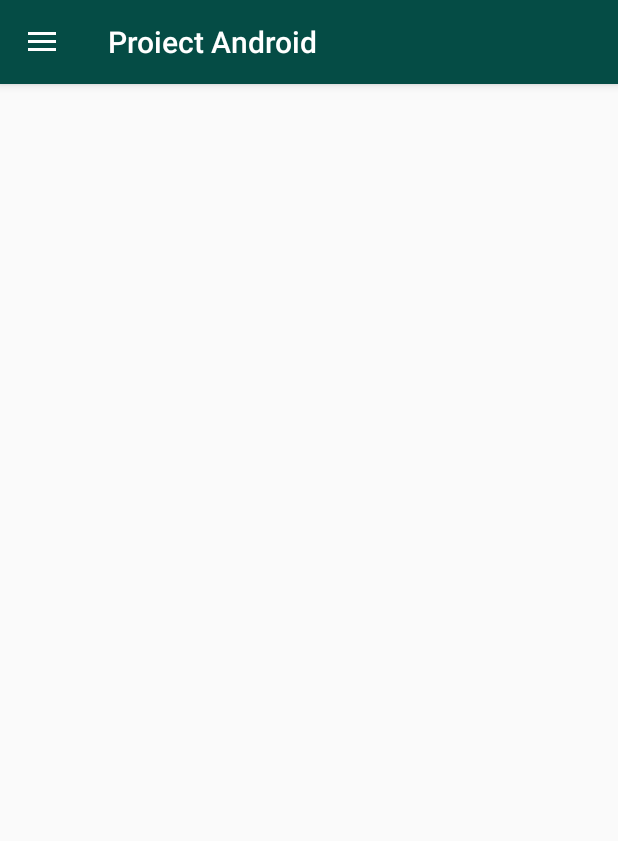
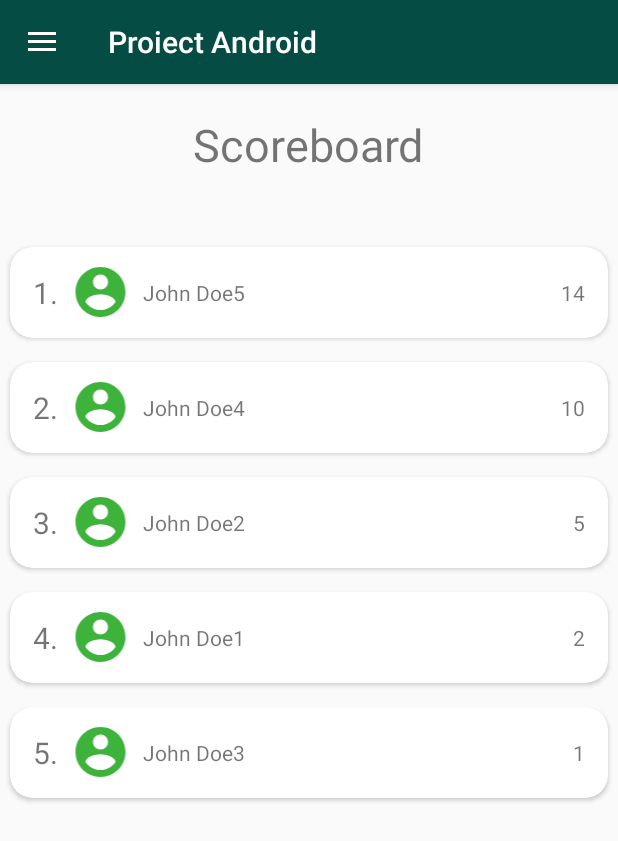
Before and after one commit to tddrrr/android-project-countries, an Android app: the fragment FragmentTop placed in its activity, on a phone screen of 412 x 824 dp. Shown: the top 841 px of the screen. Run offline under Robolectric (Android 15) with nearby library versions, the phone set to English and light mode, and no system bars; our stand-ins replace Room's generated code; 4 statements that could not run were skipped.

Commit message:
update bala

```diff
--- a/app/build.gradle
+++ b/app/build.gradle
@@ -6,7 +6,7 @@ android {
 
     defaultConfig {
         applicationId "com.example.project_countries"
-        minSdkVersion 21
+        minSdkVersion 24
         targetSdkVersion 30
         versionCode 1
         versionName "1.0"
@@ -29,6 +29,7 @@ android {
 dependencies {
     implementation fileTree(dir: "libs", include: ["*.jar"])
     implementation 'androidx.appcompat:appcompat:1.2.0'
+    implementation 'androidx.cardview:cardview:1.life0.0'
     implementation 'androidx.constraintlayout:constraintlayout:2.0.4'
     implementation 'com.google.android.material:material:1.2.1'
     implementation 'androidx.legacy:legacy-support-v4:1.0.0'
--- a/app/src/main/java/com/example/project_countries/CreateAccount.java
+++ b/app/src/main/java/com/example/project_countries/CreateAccount.java
@@ -82,7 +82,7 @@ public class CreateAccount extends AppCompatActivity {
         String lastName = tietLastname.getText().toString();
         String email = tietEmail.getText().toString();
         String password = tietPassword.getText().toString();
-        User user = new User(firstName, lastName, email, password);
+        User user = new User(firstName, lastName, email, password, 0);
         userOperations.insert(insertUserCallback(), user);
     }
 
--- a/app/src/main/java/com/example/project_countries/CountryAdapter.java
+++ b/app/src/main/java/com/example/project_countries/adapters/CountryAdapter.java
@@ -1,4 +1,4 @@
-package com.example.project_countries;
+package com.example.project_countries.adapters;
 
 import android.content.Context;
 import android.graphics.Bitmap;
@@ -13,6 +13,8 @@ import android.widget.TextView;
 import androidx.annotation.NonNull;
 import androidx.annotation.Nullable;
 
+import com.example.project_countries.Country;
+import com.example.project_countries.R;
 import com.example.project_countries.asyncTask.AsyncTaskRunner;
 import com.example.project_countries.asyncTask.Callback;
 
--- /dev/null
+++ b/app/src/main/java/com/example/project_countries/adapters/UserScoreHistoryAdapter.java
@@ -0,0 +1,81 @@
+package com.example.project_countries.adapters;
+
+import android.graphics.Color;
+import android.graphics.ColorFilter;
+import android.graphics.PorterDuff;
+import android.graphics.PorterDuffColorFilter;
+import android.view.LayoutInflater;
+import android.view.View;
+import android.view.ViewGroup;
+import android.widget.ImageView;
+import android.widget.TextView;
+
+import androidx.annotation.NonNull;
+import androidx.core.content.ContextCompat;
+import androidx.recyclerview.widget.RecyclerView;
+
+import com.example.project_countries.R;
+import com.example.project_countries.database.entities.User;
+
+import java.util.List;
+import java.util.Random;
+
+public class UserScoreHistoryAdapter extends RecyclerView.Adapter<RecyclerView.ViewHolder> {
+    List<User> users;
+
+    public UserScoreHistoryAdapter(List<User> users) {
+        this.users = users;
+    }
+
+    public static class UserScoreViewHolder extends RecyclerView.ViewHolder {
+        private TextView placeNr;
+        private ImageView image;
+        private TextView username;
+        private TextView score;
+        public UserScoreViewHolder(@NonNull View itemView) {
+            super(itemView);
+            placeNr = itemView.findViewById(R.id.placeNr);
+            image = itemView.findViewById(R.id.userImage);
+            username = itemView.findViewById(R.id.username);
+            score = itemView.findViewById(R.id.score);
+        }
+    }
+
+    @NonNull
+    @Override
+    public RecyclerView.ViewHolder onCreateViewHolder(@NonNull ViewGroup parent, int viewType) {
+        return new UserScoreViewHolder(LayoutInflater
+                .from(parent.getContext())
+                .inflate(R.layout.user, parent, false));
+    }
+
+    @Override
+    public void onBindViewHolder(@NonNull RecyclerView.ViewHolder holder, int position) {
+        User user = users.get(position);
+        UserScoreViewHolder userScoreViewHolder = (UserScoreViewHolder) holder;
+
+        userScoreViewHolder.placeNr
+                .setText(String.format("%s.", position + 1));
+
+        Random rand = new Random();
+        userScoreViewHolder.image
+                .setColorFilter(new PorterDuffColorFilter(
+                        Color.argb(255,
+                        rand.nextInt(255),
+                        rand.nextInt(255),
+                        rand.nextInt(255)), PorterDuff.Mode.SRC_IN));
+
+        userScoreViewHolder.username
+                .setText(String.format("%s %s",
+                        user.getFirstName(),
+                        user.getLastName()));
+
+        userScoreViewHolder.score
+                .setText(String.valueOf(user.getScore()));
+    }
+
+    @Override
+    public int getItemCount() {
+        return users != null ? users.size() : 0;
+    }
+}
--- a/app/src/main/java/com/example/project_countries/database/entities/User.java
+++ b/app/src/main/java/com/example/project_countries/database/entities/User.java
@@ -14,13 +14,14 @@ public class User implements Serializable {
     private String lastName;
     private String email;
     private String password;
-    public int score = 0;
+    private int score = 0;
 
-    public User(String firstName, String lastName, String email, String password) {
+    public User(String firstName, String lastName, String email, String password, int score) {
         this.firstName = firstName;
         this.lastName = lastName;
         this.email = email;
         this.password = password;
+        this.score = score;
     }
 
     public int getScore() {
--- a/app/src/main/java/com/example/project_countries/fragmente/FragmentInvatare.java
+++ b/app/src/main/java/com/example/project_countries/fragmente/FragmentInvatare.java
@@ -12,7 +12,7 @@ import android.widget.ArrayAdapter;
 import android.widget.ListView;
 
 import com.example.project_countries.Country;
-import com.example.project_countries.CountryAdapter;
+import com.example.project_countries.adapters.CountryAdapter;
 import com.example.project_countries.R;
 
 import java.util.ArrayList;
--- a/app/src/main/java/com/example/project_countries/fragmente/FragmentTop.java
+++ b/app/src/main/java/com/example/project_countries/fragmente/FragmentTop.java
@@ -1,19 +1,27 @@
 package com.example.project_countries.fragmente;
 
+import android.os.Build;
 import android.os.Bundle;
 
+import androidx.annotation.NonNull;
+import androidx.annotation.Nullable;
+import androidx.annotation.RequiresApi;
 import androidx.fragment.app.Fragment;
+import androidx.recyclerview.widget.LinearLayoutManager;
+import androidx.recyclerview.widget.RecyclerView;
 
 import android.view.LayoutInflater;
 import android.view.View;
 import android.view.ViewGroup;
 
 import com.example.project_countries.R;
+import com.example.project_countries.adapters.UserScoreHistoryAdapter;
 import com.example.project_countries.database.entities.User;
 import com.example.project_countries.database.operations.UserOperations;
 
 import java.util.ArrayList;
 import java.util.List;
+import java.util.stream.Collectors;
 
 /**
  * A simple {@link Fragment} subclass.
@@ -21,7 +29,9 @@ import java.util.List;
  */
 public class FragmentTop extends Fragment {
     private List<User> users;
-    UserOperations userOperations;
+    private UserOperations userOperations;
+    private RecyclerView recyclerView;
+
     public FragmentTop() {
         // Required empty public constructor
     }
@@ -33,16 +43,58 @@ public class FragmentTop extends Fragment {
         userOperations = new UserOperations(getContext().getApplicationContext());
         users = new ArrayList<>();
         View view = inflater.inflate(R.layout.fragment_top, container, false);
+        recyclerView = view.findViewById(R.id.userScoreHistoryRecyclerView);
+        recyclerView.setLayoutManager(new LinearLayoutManager(view.getContext()));
         return view;
+    }
+
+    @Override
+    public void onViewCreated(@NonNull View view, @Nullable Bundle savedInstanceState) {
+        super.onViewCreated(view, savedInstanceState);
+        getUsersFromDB();
     }
 
     private void getUsersFromDB() {
         userOperations.getAll(result -> {
             if (result != null) {
                 users.addAll(result);
+                addMockupUsers();
+                users = users
+                        .stream()
+                        .sorted((a, b) ->  b.getScore() - a.getScore())
+                        .collect(Collectors.toList());
+                recyclerView.setAdapter(new UserScoreHistoryAdapter(users));
             }
         });
     }
 
+    private void addMockupUsers() {
+        users.add(new User("John",
+                "Doe1",
+                "johndoe1@gmail.com",
+                "12345",
+                2));
+        users.add(new User("John",
+                "Doe2",
+                "johndoe2@gmail.com",
+                "12345",
+                5));
+        users.add(new User("John",
+                "Doe3",
+                "johndoe3@gmail.com",
+                "12345",
+                1));
+        users.add(new User("John",
+                "Doe4",
+                "johndoe4@gmail.com",
+                "12345",
+                10));
+        users.add(new User("John",
+                "Doe5",
+                "johndoe5@gmail.com",
+                "12345",
+                14));
+    }
+
 
 }
--- /dev/null
+++ b/app/src/main/res/drawable/ic_baseline_account_circle_24.xml
@@ -0,0 +1,5 @@
+<vector android:height="24dp" android:tint="#054C45"
+    android:viewportHeight="24" android:viewportWidth="24"
+    android:width="24dp" xmlns:android="http://schemas.android.com/apk/res/android">
+    <path android:fillColor="@android:color/white" android:pathData="M12,2C6.48,2 2,6.48 2,12s4.48,10 10,10 10,-4.48 10,-10S17.52,2 12,2zM12,5c1.66,0 3,1.34 3,3s-1.34,3 -3,3 -3,-1.34 -3,-3 1.34,-3 3,-3zM12,19.2c-2.5,0 -4.71,-1.28 -6,-3.22 0.03,-1.99 4,-3.08 6,-3.08 1.99,0 5.97,1.09 6,3.08 -1.29,1.94 -3.5,3.22 -6,3.22z"/>
+</vector>
--- a/app/src/main/res/layout/fragment_profil.xml
+++ b/app/src/main/res/layout/fragment_profil.xml
@@ -1,23 +1,22 @@
 <?xml version="1.0" encoding="utf-8"?>
-<androidx.constraintlayout.widget.ConstraintLayout xmlns:android="http://schemas.android.com/apk/res/android"
+<LinearLayout xmlns:android="http://schemas.android.com/apk/res/android"
     xmlns:app="http://schemas.android.com/apk/res-auto"
     xmlns:tools="http://schemas.android.com/tools"
     android:layout_width="match_parent"
     android:layout_height="match_parent"
+    android:orientation="vertical"
     tools:context=".fragmente.FragmentProfil">
 
     <!-- TODO: Update blank fragment layout -->
 
     <ImageView
         android:id="@+id/iv_profilePicture"
-        android:layout_width="wrap_content"
-        android:layout_height="0dp"
+        android:layout_width="100dp"
+        android:layout_height="100dp"
         android:contentDescription="@string/menu_profil"
-        app:layout_constraintEnd_toEndOf="parent"
-        app:layout_constraintHorizontal_bias="0.498"
-        app:layout_constraintStart_toStartOf="parent"
-        app:layout_constraintTop_toTopOf="parent"
-        tools:src="@tools:sample/avatars" />
+        android:layout_gravity="center_horizontal"
+        android:layout_marginTop="20dp"
+        android:src="@drawable/ic_baseline_account_circle_24" />
 
     <TextView
         android:id="@+id/tv_nume"
@@ -25,22 +24,16 @@
         android:layout_height="wrap_content"
         android:layout_marginTop="32dp"
         android:text="@string/fragment_profil_info"
+        android:layout_gravity="center"
         app:layout_constraintEnd_toEndOf="parent"
         app:layout_constraintStart_toStartOf="parent"
         app:layout_constraintTop_toBottomOf="@+id/iv_profilePicture" />
 
-    <ListView
-        android:id="@+id/lv_scoruri"
-        android:layout_width="0dp"
-        android:layout_height="0dp"
-        android:layout_marginStart="32dp"
-        android:layout_marginTop="24dp"
-        android:layout_marginEnd="32dp"
-        android:layout_marginBottom="50dp"
-        android:background="#2C00695C"
-        app:layout_constraintBottom_toBottomOf="parent"
-        app:layout_constraintEnd_toEndOf="parent"
-        app:layout_constraintStart_toStartOf="parent"
-        app:layout_constraintTop_toBottomOf="@+id/tv_nume" />
+        <androidx.recyclerview.widget.RecyclerView
+            android:id="@+id/testScoreHistory"
+            android:layout_width="match_parent"
+            android:layout_height="match_parent"
+            android:layout_marginTop="20dp"
+            android:scrollbars="vertical"/>
 
-</androidx.constraintlayout.widget.ConstraintLayout>
+</LinearLayout>
--- a/app/src/main/res/layout/fragment_top.xml
+++ b/app/src/main/res/layout/fragment_top.xml
@@ -1,12 +1,24 @@
 <?xml version="1.0" encoding="utf-8"?>
-<androidx.constraintlayout.widget.ConstraintLayout xmlns:android="http://schemas.android.com/apk/res/android"
+<LinearLayout xmlns:android="http://schemas.android.com/apk/res/android"
     xmlns:tools="http://schemas.android.com/tools"
     android:layout_width="match_parent"
     android:layout_height="match_parent"
+    android:orientation="vertical"
     tools:context=".fragmente.FragmentTop">
-    <ListView
-        android:id="@+id/lv_top"
+
+    <TextView
+        android:layout_width="wrap_content"
+        android:layout_height="wrap_content"
+        android:text="Scoreboard"
+        android:layout_marginTop="20dp"
+        android:layout_marginBottom="20dp"
+        android:textSize="30sp"
+        android:layout_gravity="center"/>
+
+    <androidx.recyclerview.widget.RecyclerView
+        android:id="@+id/userScoreHistoryRecyclerView"
         android:layout_width="match_parent"
-        android:layout_height="match_parent"
-        android:text="@string/hello" />
-</androidx.constraintlayout.widget.ConstraintLayout>
+        android:layout_height="wrap_content"
+        android:layout_marginTop="20dp"
+        android:scrollbars="vertical"/>
+</LinearLayout>
--- /dev/null
+++ b/app/src/main/res/layout/user.xml
@@ -0,0 +1,50 @@
+<?xml version="1.0" encoding="utf-8"?>
+<androidx.cardview.widget.CardView xmlns:android="http://schemas.android.com/apk/res/android"
+    android:layout_width="match_parent"
+    android:layout_height="wrap_content"
+    xmlns:app="http://schemas.android.com/apk/res-auto"
+    app:contentPadding="5dp"
+    app:cardCornerRadius="15dp"
+    app:cardUseCompatPadding="true">
+
+    <LinearLayout
+        android:layout_width="match_parent"
+        android:layout_height="match_parent"
+        android:orientation="horizontal">
+        <TextView
+            android:id="@+id/placeNr"
+            android:layout_width="wrap_content"
+            android:layout_height="wrap_content"
+            android:layout_marginStart="10dp"
+            android:layout_gravity="center"
+            android:textSize="20sp"/>
+        <ImageView
+            android:id="@+id/userImage"
+            android:layout_width="0dp"
+            android:layout_height="40dp"
+            android:layout_weight="15"
+            android:layout_gravity="center"
+            android:src="@drawable/ic_baseline_account_circle_24"/>
+        <RelativeLayout
+            android:layout_width="0dp"
+            android:layout_height="50dp"
+            android:layout_weight="80">
+            <TextView
+                android:id="@+id/username"
+                android:layout_width="wrap_content"
+                android:layout_height="wrap_content"
+                android:layout_gravity="center"
+                android:layout_centerVertical="true"
+                android:layout_alignParentStart="true"
+                android:text="username"/>
+            <TextView
+                android:id="@+id/score"
+                android:layout_width="wrap_content"
+                android:layout_height="wrap_content"
+                android:layout_marginEnd="10dp"
+                android:layout_centerVertical="true"
+                android:layout_alignParentEnd="true"
+                android:text="score"/>
+        </RelativeLayout>
+    </LinearLayout>
+</androidx.cardview.widget.CardView>
```
Also changed, not shown: app/src/main/java/com/example/project_countries/database/entities/ResultQuestion.java (+0 -7 lines).
